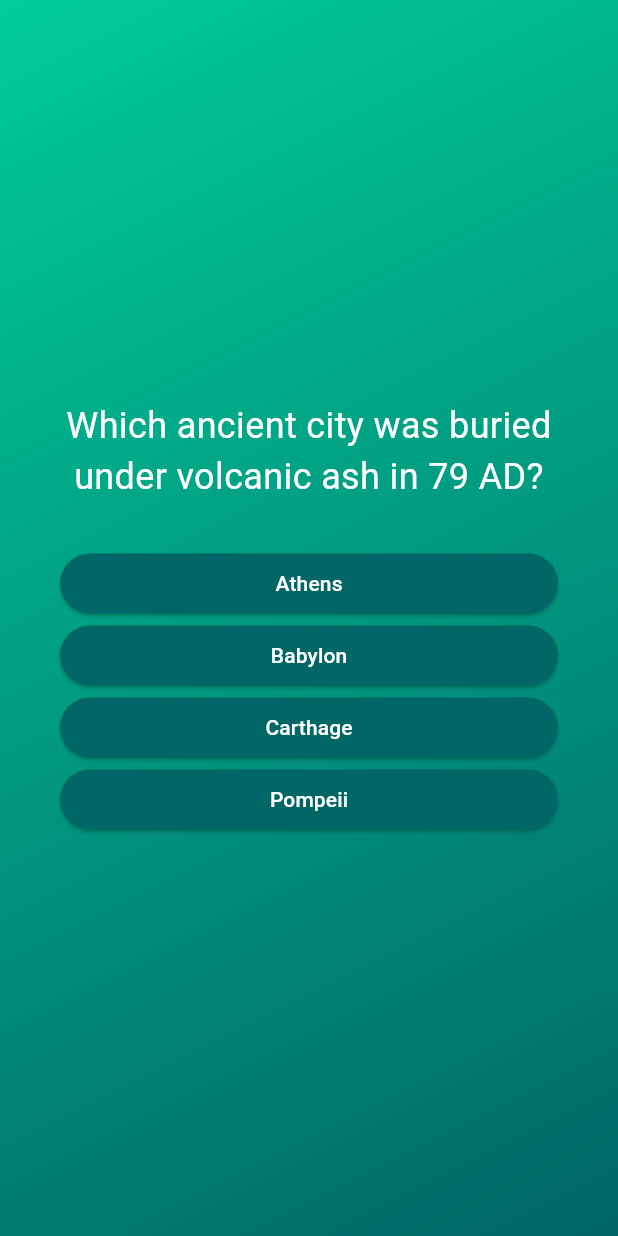
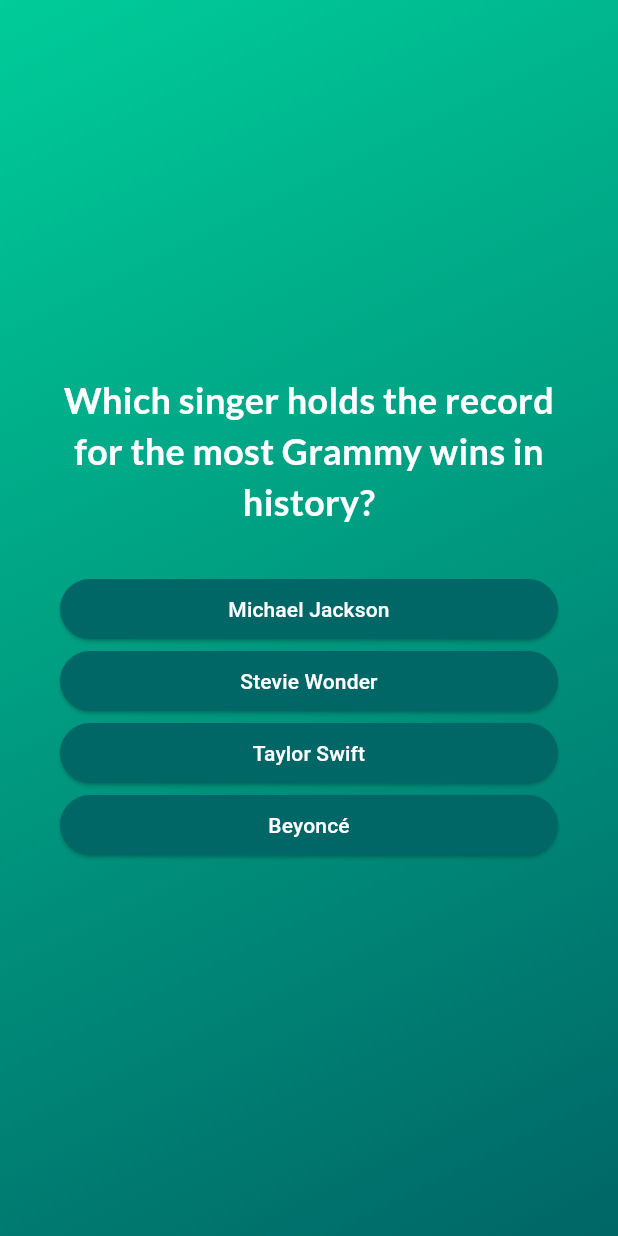
Before and after one commit to HitzCommitted/flutter_quiz_app, a Flutter app: the screen it shows after launch, after a tap on "Start Quiz", on a phone screen of 412 x 824 dp. Run offline on Flutter 3.47's test engine with Material 3 defaults, Android fonts, the phone set to English and light mode, and no system bars; our stand-ins replace google_fonts.

Commit message:
added google fonts and updated questions

```diff
--- a/lib/answer_button.dart
+++ b/lib/answer_button.dart
@@ -20,7 +20,7 @@ class AnswerButton extends StatelessWidget {
         foregroundColor: Colors.white,
         shape: RoundedRectangleBorder(borderRadius: BorderRadius.circular(40)),
       ),
-      child: Text(answerText),
+      child: Text(answerText, textAlign: TextAlign.center),
     );
   }
 }
--- a/lib/data/questions.dart
+++ b/lib/data/questions.dart
@@ -1,36 +1,56 @@
 import 'package:flutter_quiz_app/models/quiz_question.dart';
 
 const questions = [
-  QuizQuestion('Which ancient city was buried under volcanic ash in 79 AD?', [
-    'Pompeii',
-    'Athens',
-    'Carthage',
-    'Babylon',
+  QuizQuestion(
+    'Which singer holds the record for the most Grammy wins in history?',
+    ['Beyoncé', 'Michael Jackson', 'Taylor Swift', 'Stevie Wonder'],
+  ),
+  QuizQuestion('Which sport uses terms like "bogey", "eagle", and "par"?', [
+    'Golf',
+    'Tennis',
+    'Cricket',
+    'Baseball',
   ]),
-  QuizQuestion('What’s the only letter not appearing in any U.S. state name?', [
-    'Q',
-    'Z',
-    'X',
-    'J',
-  ]),
-  QuizQuestion('Which planet rains diamonds due to extreme pressure?', [
-    'Neptune',
-    'Earth',
-    'Mars',
-    'Venus',
-  ]),
-  QuizQuestion('Who was the first human to journey into outer space?', [
-    'Yuri Gagarin',
-    'Neil Armstrong',
-    'Buzz Aldrin',
-    'Alan Shepard',
+  QuizQuestion('Which movie features the quote, "Why so serious?"', [
+    'The Dark Knight',
+    'Inception',
+    'Pulp Fiction',
+    'Fight Club',
   ]),
   QuizQuestion(
-    'What animal can survive being frozen solid and thawed back to life?',
-    ['Wood frog', 'Polar bear', 'Camel', 'Penguin'],
+    'Which video game series features a character named Master Chief?',
+    ['Halo', 'Call of Duty', 'Fortnite', 'Overwatch'],
   ),
   QuizQuestion(
-    'Which book starts with the line “It was the best of times, it was the worst of times”?',
-    ['A Tale of Two Cities', 'Moby Dick', 'The Great Gatsby', '1984'],
+    'Which actress played Hermione Granger in the Harry Potter films?',
+    ['Emma Watson', 'Emma Stone', 'Natalie Portman', 'Anne Hathaway'],
   ),
+  QuizQuestion('Which country invented the board game Monopoly?', [
+    'United States',
+    'United Kingdom',
+    'Germany',
+    'France',
+  ]),
+  QuizQuestion(
+    'Which popular streaming series is set in the fictional town of Hawkins?',
+    ['Stranger Things', 'Riverdale', 'The Umbrella Academy', 'Dark'],
+  ),
+  QuizQuestion('What is the only fruit that has its seeds on the outside?', [
+    'Strawberry',
+    'Kiwi',
+    'Pineapple',
+    'Banana',
+  ]),
+  QuizQuestion('Which athlete has won the most Olympic gold medals?', [
+    'Michael Phelps',
+    'Usain Bolt',
+    'Simone Biles',
+    'Larisa Latynina',
+  ]),
+  QuizQuestion('Which animated movie features a snowman named Olaf?', [
+    'Frozen',
+    'Moana',
+    'Tangled',
+    'Brave',
+  ]),
 ];
--- a/lib/questions_screen.dart
+++ b/lib/questions_screen.dart
@@ -1,6 +1,7 @@
 import 'package:flutter/material.dart';
 import 'package:flutter_quiz_app/answer_button.dart';
 import 'package:flutter_quiz_app/data/questions.dart';
+import 'package:google_fonts/google_fonts.dart';
 
 class QuestionsScreen extends StatefulWidget {
   const QuestionsScreen({super.key});
@@ -35,7 +36,11 @@ class _QuestionsScreenState extends State<QuestionsScreen> {
             Text(
               currentQuestion.text,
               textAlign: TextAlign.center,
-              style: const TextStyle(fontSize: 24, color: Colors.white),
+              style: GoogleFonts.lato(
+                color: Colors.white,
+                fontSize: 24,
+                fontWeight: FontWeight.bold,
+              ),
             ),
             const SizedBox(height: 30),
             ...currentQuestion.getShuffledAnswers().map((answer) {
--- a/pubspec.yaml
+++ b/pubspec.yaml
@@ -34,6 +34,7 @@ dependencies:
   # The following adds the Cupertino Icons font to your application.
   # Use with the CupertinoIcons class for iOS style icons.
   cupertino_icons: ^1.0.8
+  google_fonts: ^6.2.1
 
 dev_dependencies:
   flutter_test:
```
Also changed, not shown: pubspec.lock, 1 other file.
